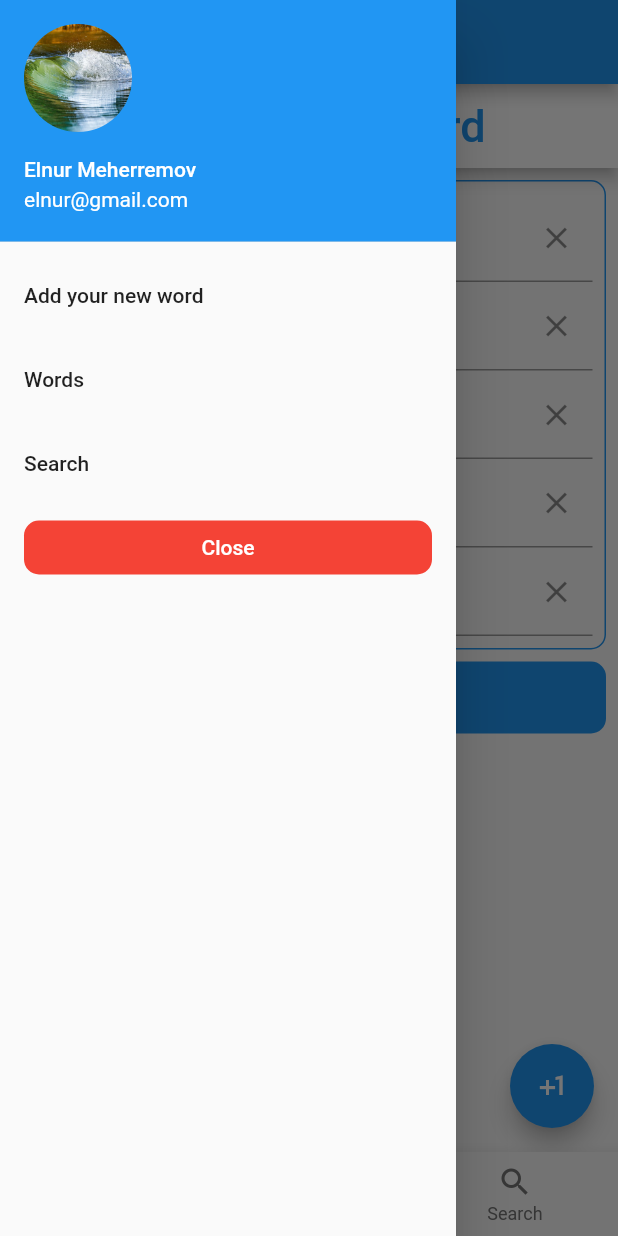
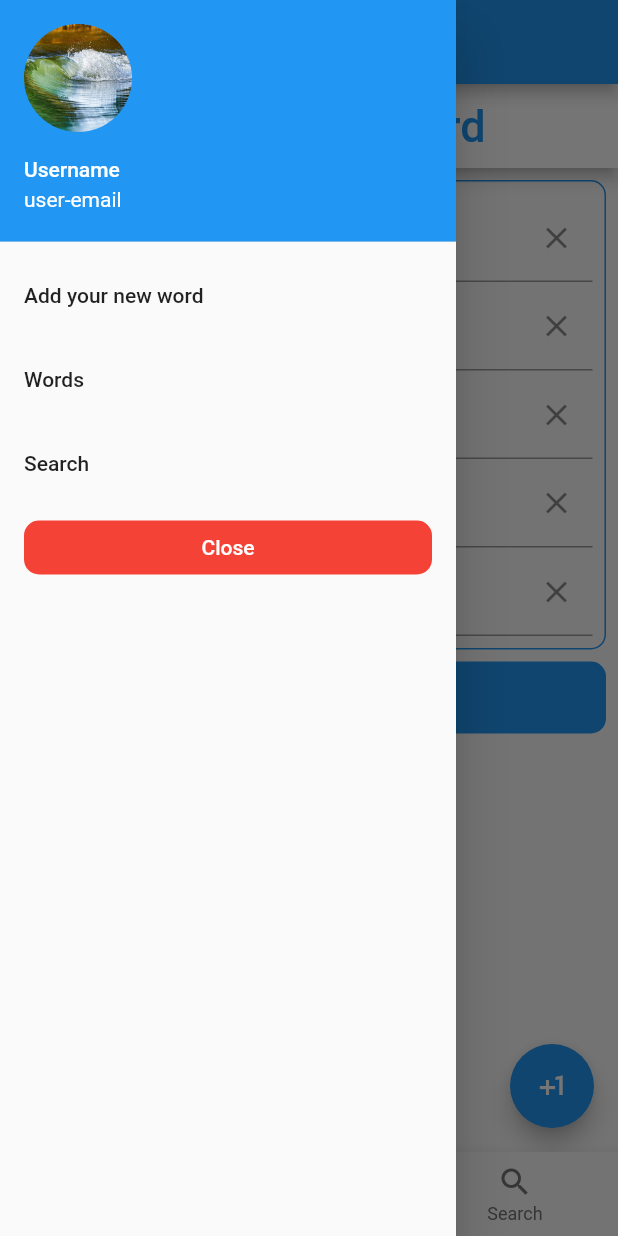
Before and after one commit to ElnurMagerramov/vocabulary-app, a Flutter app: the screen it shows after launch, with the side drawer open, on a phone screen of 412 x 824 dp. Run offline on Flutter 3.47's test engine with Material 2 defaults, Android fonts, the phone set to English and light mode, and no system bars; our stand-ins replace sqflite; accounts and stored records are empty.

Commit message:
username

```diff
--- a/lib/pages.dart
+++ b/lib/pages.dart
@@ -38,8 +38,8 @@ class _SQLiteState extends State<SQLite> {
           padding: EdgeInsets.all(0),
           children: [
             UserAccountsDrawerHeader(
-              accountName: Text("Elnur Meherremov"),
-              accountEmail: Text("elnur@gmail.com"),
+              accountName: Text("Username"),
+              accountEmail: Text("user-email"),
               currentAccountPicture: Container(
                 decoration: BoxDecoration(
                     image: DecorationImage(
```
